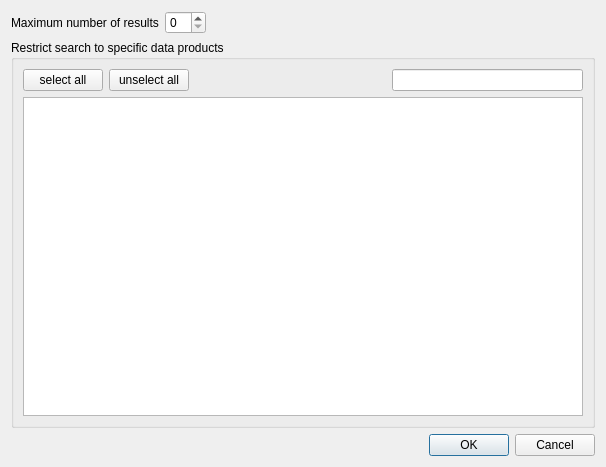
Before: the Qt Designer form solocator/ui/config.ui in opengisch/solocator, drawn with Qt 5.
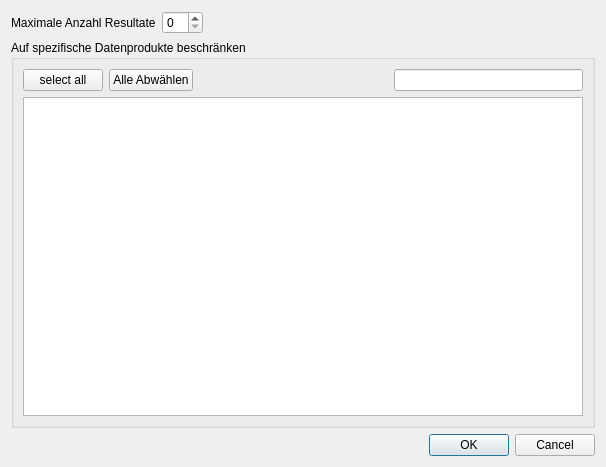
After: the same form once the commit is applied. Custom widgets are drawn as their Qt base class.

Commit message: translate to german

What changed in the file:
```diff
--- a/solocator/ui/config.ui
+++ b/solocator/ui/config.ui
@@ -30,7 +30,7 @@
    <item row="2" column="0" colspan="3">
     <widget class="QGroupBox" name="feature_search_restrict">
      <property name="title">
-      <string>Restrict search to specific data products</string>
+      <string>Auf spezifische Datenprodukte beschränken</string>
      </property>
      <property name="checkable">
       <bool>false</bool>
@@ -68,7 +68,7 @@
          <bool>true</bool>
         </property>
         <property name="text">
-         <string>unselect all</string>
+         <string>Alle Abwählen</string>
         </property>
        </widget>
       </item>
@@ -101,7 +101,7 @@
    <item row="1" column="0">
     <widget class="QLabel" name="label_7">
      <property name="text">
-      <string>Maximum number of results</string>
+      <string>Maximale Anzahl Resultate</string>
      </property>
     </widget>
    </item>
```
The commit also changes 2 other files.
